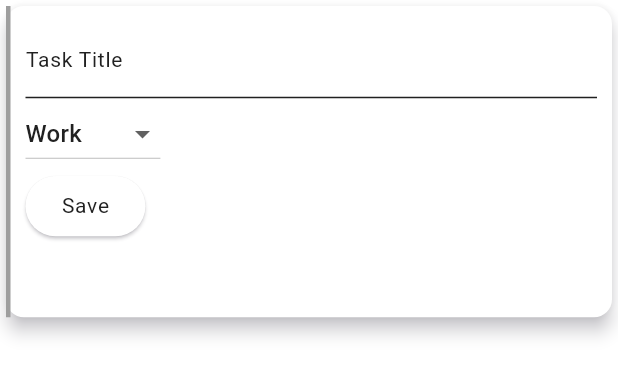
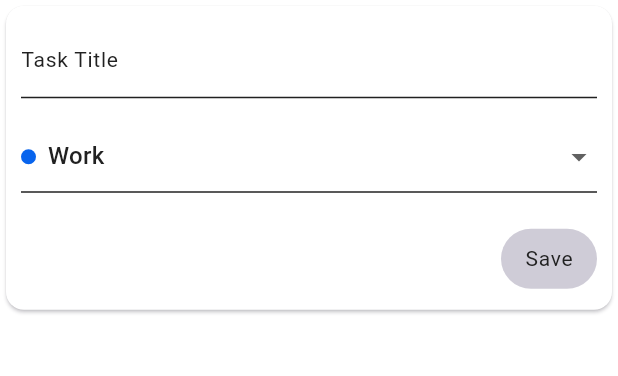
Before and after one commit to Maria-Donosova/timelyst_front, a Flutter app: the EditTaskW widget shown alone on an empty page, opened directly with empty values, on a phone screen of 412 x 824 dp. Shown: the top 376 px of the screen. Run offline on Flutter 3.47's test engine with Material 3 defaults, Android fonts, the phone set to English and light mode, and no system bars; our stand-ins replace flutter_dotenv, flutter_secure_storage, google_sign_in, syncfusion_flutter_calendar; missing offline and left inert: dart:ffi, google_sign_in_web, jwt_decode; accounts and stored records are empty; network calls fail; Roboto replaces fonts that are missing (Lora); project files that could hold a hidden picture were left out.

Commit message:
update edit task pop up to match the styling of new task modal

```diff
--- a/lib/widgets/ToDo/edit_task.dart
+++ b/lib/widgets/ToDo/edit_task.dart
@@ -69,31 +69,18 @@ class _EditTaskWState extends State<EditTaskW> {
   @override
   Widget build(BuildContext context) {
     return GestureDetector(
-      onTap: () {},
+      onTap: () => FocusScope.of(context).unfocus(),
       behavior: HitTestBehavior.opaque,
+      child: Padding(
+        padding: EdgeInsets.only(
+          bottom: MediaQuery.of(context).viewInsets.bottom,
+        ),
         child: Column(
-        children: <Widget>[
-          Stack(
-            children: <Widget>[
+          mainAxisSize: MainAxisSize.min,
+          children: [
             Card(
-                elevation: 5,
               child: Container(
-                  padding: EdgeInsets.only(
-                    top: 10,
-                    left: 10,
-                    right: 10,
-                    bottom: MediaQuery.of(context).viewInsets.bottom + 50,
-                  ),
-                  decoration: const BoxDecoration(
-                    border: Border(
-                      left: BorderSide(
-                        color: Colors.grey,
-                        width: 3,
-                        style: BorderStyle.solid,
-                      ),
-                    ),
-                    shape: BoxShape.rectangle,
-                  ),
+                padding: EdgeInsets.all(10),
                 child: Form(
                   key: _form,
                   child: Column(
@@ -109,27 +96,62 @@ class _EditTaskWState extends State<EditTaskW> {
                           return null;
                         },
                       ),
-                        DropdownButton<String>(
-                          hint: Text('Category'),
+                      const SizedBox(height: 15),
+                      DropdownButtonFormField<String>(
+                        hint: Text('Select Category'),
                         value: selectedCategory,
                         onChanged: (newValue) {
                           setState(() {
                             selectedCategory = newValue;
                           });
                         },
+                        selectedItemBuilder: (BuildContext context) {
+                          return categories.map((category) {
+                            return Row(
+                              children: [
+                                CircleAvatar(
+                                  backgroundColor: catColor(category),
+                                  radius: 5,
+                                ),
+                                SizedBox(width: 8),
+                                Text(category),
+                              ],
+                            );
+                          }).toList();
+                        },
                         items: categories.map((category) {
-                            return DropdownMenuItem(
-                              child: Text(category),
+                          return DropdownMenuItem<String>(
                             value: category,
+                            child: Row(
+                              children: [
+                                CircleAvatar(
+                                  backgroundColor: catColor(category),
+                                  radius: 5,
+                                ),
+                                SizedBox(width: 8),
+                                Text(category),
+                              ],
+                            ),
                           );
                         }).toList(),
                       ),
-                        ElevatedButton(
+                      const SizedBox(height: 20),
+                      Row(
+                        mainAxisAlignment: MainAxisAlignment.end,
+                        children: [
+                          TextButton(
+                            style: TextButton.styleFrom(
+                              backgroundColor:
+                                  Theme.of(context).colorScheme.shadow,
+                            ),
                             onPressed: _saveTask,
                             child: Text(
                               'Save',
                               style: Theme.of(context).textTheme.bodyLarge,
-                            )),
+                            ),
+                          ),
+                        ],
+                      ),
                     ],
                   ),
                 ),
@@ -137,7 +159,6 @@ class _EditTaskWState extends State<EditTaskW> {
             ),
           ],
         ),
-        ],
       ),
     );
   }
```
Lines whose indentation alone changed are shown as unchanged.
